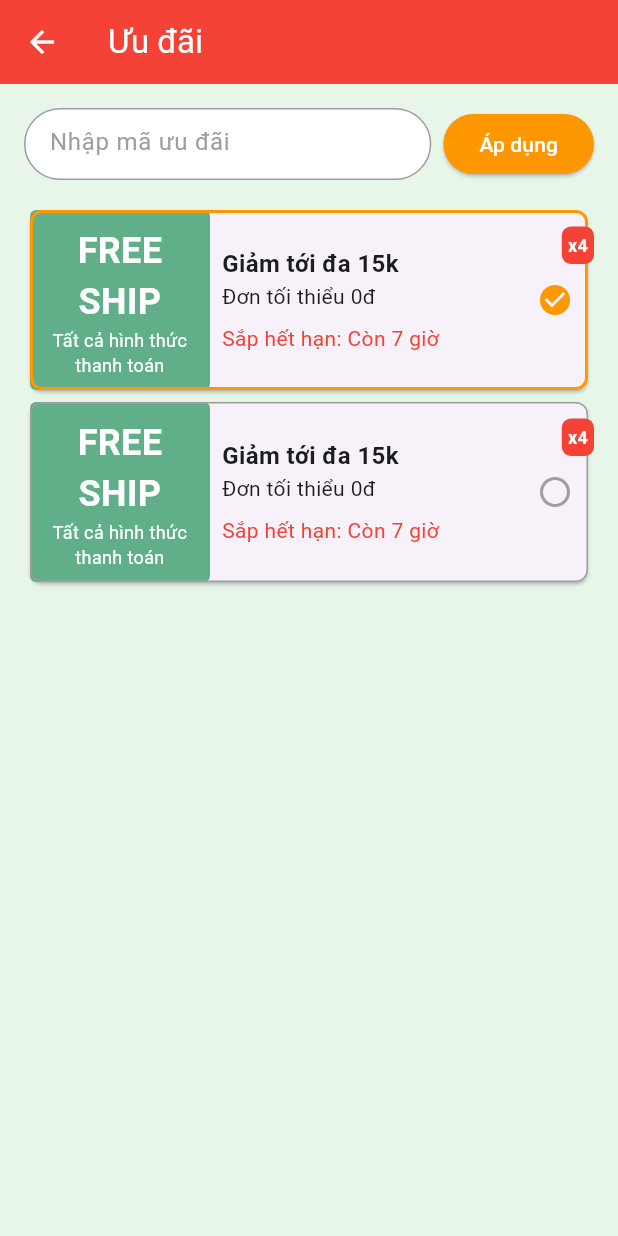
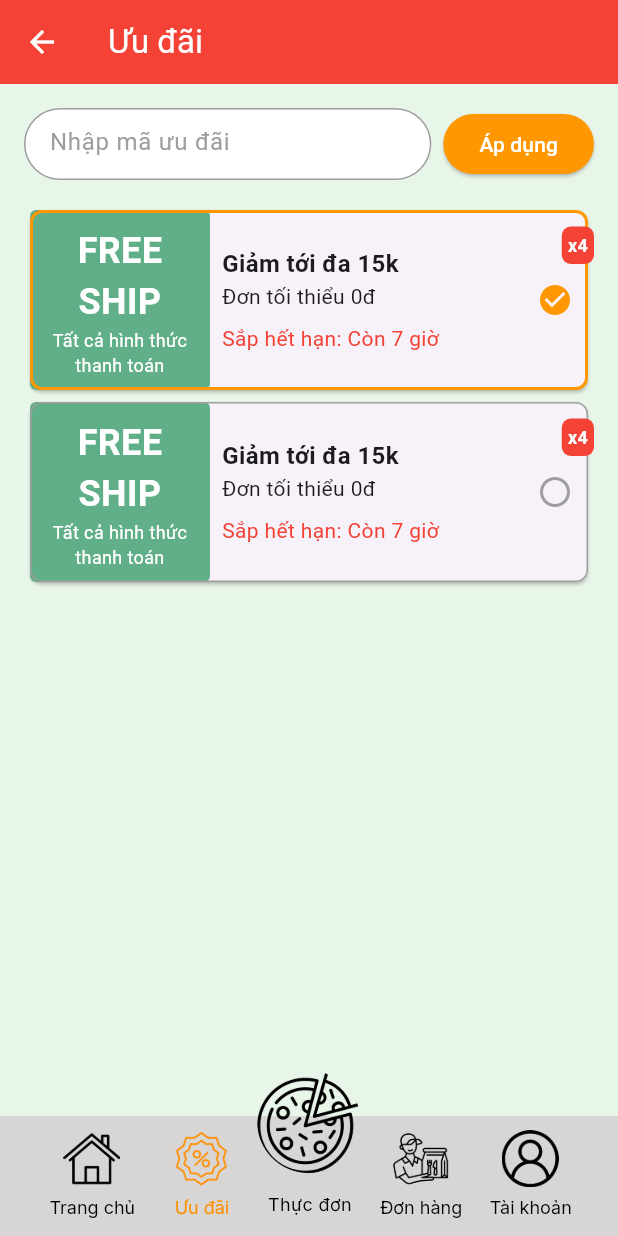
Before and after one commit to Quan04103/pizzaorder, a Flutter app: the VoucherPage screen opened directly, on a phone screen of 412 x 824 dp. Run offline on Flutter 3.47's test engine with Material 3 defaults, Android fonts, the phone set to English and light mode, and no system bars; our stand-ins replace bloc, carousel_slider, equatable, flutter_bloc, flutter_dotenv, go_router and 3 more; accounts and stored records are empty.

Commit message:
ButtomNavigationBar

```diff
--- /dev/null
+++ b/client/pizzaorder/lib/components/BottomNavigationBar.dart
@@ -0,0 +1,220 @@
+import 'package:flutter/material.dart';
+import 'package:go_router/go_router.dart';
+import 'package:google_fonts/google_fonts.dart';
+import 'package:shared_preferences/shared_preferences.dart';
+
+class CustomBottomNavigationBar extends StatefulWidget {
+  final Function(int) onItemTapped1;
+  final int selectedIndex1;
+
+  CustomBottomNavigationBar({
+    required this.onItemTapped1,
+    required this.selectedIndex1,
+  });
+
+  @override
+  _CustomBottomNavigationBarState createState() =>
+      _CustomBottomNavigationBarState();
+}
+
+void _onPressBack(BuildContext context) {
+  final router = GoRouter.of(context);
+  router.go('/home');
+}
+
+void _discounts(BuildContext context) {
+  final router = GoRouter.of(context);
+  router.go('/discounts');
+}
+
+void _all(BuildContext context) {
+  final router = GoRouter.of(context);
+  router.go('/all');
+}
+
+void _cart(BuildContext context) {
+  final router = GoRouter.of(context);
+  router.go('/giohang');
+}
+
+class _CustomBottomNavigationBarState extends State<CustomBottomNavigationBar> {
+  SharedPreferences? pref;
+
+  @override
+  void initState() {
+    super.initState();
+    initSharedPref();
+  }
+
+  void initSharedPref() async {
+    pref = await SharedPreferences.getInstance();
+  }
+
+  void _onLogginButtonPressed(String token) {
+    final router = GoRouter.of(context);
+    router.go('/account', extra: token);
+  }
+
+  Widget build(BuildContext context) {
+    return BottomAppBar(
+      padding: const EdgeInsets.fromLTRB(0, 0, 0, 0),
+      child: Stack(
+        clipBehavior: Clip.none,
+        children: [
+          Container(
+            decoration: const BoxDecoration(
+              color: Color(0xFFD8D5D5),
+            ),
+            child: SizedBox(
+              width: double.infinity,
+              child: Container(
+                padding: const EdgeInsets.fromLTRB(24, 6, 22.6, 8),
+                child: Row(
+                  mainAxisAlignment: MainAxisAlignment.start,
+                  crossAxisAlignment: CrossAxisAlignment.start,
+                  children: [
+                    _buildNavItem(
+                      'assets/icons/house.png',
+                      'Trang chủ',
+                      0,
+                    ),
+                    _buildNavItem(
+                      'assets/icons/discount-label.png',
+                      'Ưu đãi',
+                      1,
+                    ),
+                    Expanded(
+                      child: GestureDetector(
+                        onTap: () {
+                          _all(context);
+                        },
+                        child: Column(
+                          mainAxisAlignment: MainAxisAlignment.center,
+                          crossAxisAlignment: CrossAxisAlignment.center,
+                          children: [
+                            Container(
+                              margin: const EdgeInsets.fromLTRB(0, 40, 0, 0),
+                              child: Text(
+                                'Thực đơn',
+                                style: GoogleFonts.getFont(
+                                  'Inter',
+                                  fontWeight: FontWeight.w400,
+                                  fontSize: 12,
+                                  color: widget.selectedIndex1 == 2
+                                      ? Colors.amber[800]
+                                      : const Color(0xFF000000),
+                                ),
+                                textAlign: TextAlign.center,
+                              ),
+                            ),
+                          ],
+                        ),
+                      ),
+                    ),
+                    _buildNavItem(
+                      'assets/icons/delivery-man.png',
+                      'Đơn hàng',
+                      3,
+                    ),
+                    _buildNavItem(
+                      'assets/icons/user.png',
+                      'Tài khoản',
+                      4,
+                    ),
+                  ],
+                ),
+              ),
+            ),
+          ),
+          Positioned(
+            top: -30,
+            left: MediaQuery.of(context).size.width / 2 - 34.5,
+            child: GestureDetector(
+              onTap: () {
+                _all(context);
+              },
+              child: AnimatedContainer(
+                duration: const Duration(milliseconds: 300),
+                decoration: BoxDecoration(
+                  image: DecorationImage(
+                    fit: BoxFit.cover,
+                    image: const AssetImage('assets/icons/pizza.png'),
+                    colorFilter: ColorFilter.mode(
+                      widget.selectedIndex1 == 2
+                          ? Colors.amber[800]!
+                          : Colors.transparent,
+                      BlendMode.srcATop,
+                    ),
+                  ),
+                  borderRadius: BorderRadius.circular(34.5),
+                ),
+                width: 69,
+                height: 68,
+              ),
+            ),
+          ),
+        ],
+      ),
+    );
+  }
+
+  Widget _buildNavItem(String asset, String label, int index) {
+    return Expanded(
+      child: GestureDetector(
+        onTap: () {
+          switch (index) {
+            case 0: // Trang chủ
+              _onPressBack(context);
+              break;
+            case 1: // Ưu đãi
+              _discounts(context);
+              break;
+            case 3: // Đơn hàng
+              _cart(context);
+              break;
+            case 4: // Tài khoản
+              final token = pref?.getString('token');
+              _onLogginButtonPressed(token ?? '');
+              break;
+            default:
+              break;
+          }
+          widget.onItemTapped1(
+              index); // Gọi hàm callback để cập nhật selectedIndex
+        },
+        child: Column(
+          mainAxisAlignment: MainAxisAlignment.center,
+          crossAxisAlignment: CrossAxisAlignment.center,
+          children: [
+            Container(
+              margin: const EdgeInsets.fromLTRB(10, 0, 8.7, 6),
+              child: Image.asset(
+                asset,
+                width: 38,
+                height: 38,
+                color:
+                    widget.selectedIndex1 == index ? Colors.amber[800] : null,
+              ),
+            ),
+            AnimatedDefaultTextStyle(
+              duration: const Duration(milliseconds: 300),
+              style: GoogleFonts.getFont(
+                'Inter',
+                fontWeight: FontWeight.w400,
+                fontSize: 12,
+                color: widget.selectedIndex1 == index
+                    ? Colors.amber[800]
+                    : const Color(0xFF000000),
+              ),
+              textAlign: TextAlign.center,
+              child: Container(
+                padding: const EdgeInsets.only(left: 2),
+                child: Text(label),
+              ),
+            ),
+          ],
+        ),
+      ),
+    );
+  }
+}
--- a/client/pizzaorder/lib/pages/access_method.dart
+++ b/client/pizzaorder/lib/pages/access_method.dart
@@ -23,6 +23,11 @@ class _AccessMethodState extends State<AccessMethod> {
     final router = GoRouter.of(context);
     router.go('/signup');
   }
+
+void _onPressBack(BuildContext context) {
+  final router = GoRouter.of(context);
+  router.go('/home');
+}
 
   //final Constants _constants = Constants();
   @override
@@ -93,6 +98,7 @@ class _AccessMethodState extends State<AccessMethod> {
                   //     context,
                   //     MaterialPageRoute(
                   //         builder: (context) => const HomePage()));
+                   _onPressBack(context);
                 },
                 child: RichText(
                   text: const TextSpan(
--- a/client/pizzaorder/lib/pages/account.dart
+++ b/client/pizzaorder/lib/pages/account.dart
@@ -24,7 +24,7 @@ class _AccountState extends State<Account> {
 
   void _onPressLogOut() {
     final router = GoRouter.of(context);
-    router.go('/homepage');
+    router.go('/home');
   }
 
   void _onPressBack(BuildContext context) {
--- a/client/pizzaorder/lib/pages/detail_Product.dart
+++ b/client/pizzaorder/lib/pages/detail_Product.dart
@@ -73,6 +73,10 @@ class _PizzaDetailsState extends State<PizzaDetails> {
       _isFavorite = !_isFavorite;
     });
   }
+  void _onPressBack(BuildContext context) {
+  final router = GoRouter.of(context);
+  router.go('/home');
+}
 
   @override
   Widget build(BuildContext context) {
@@ -106,7 +110,7 @@ class _PizzaDetailsState extends State<PizzaDetails> {
       leading: _buildCircleIconButton(
         icon: Icons.arrow_back,
         onPressed: () {
-          GoRouter.of(context).go('/');
+          GoRouter.of(context).go('/home');
         },
       ),
       actions: [
--- a/client/pizzaorder/lib/pages/get_started.dart
+++ b/client/pizzaorder/lib/pages/get_started.dart
@@ -3,6 +3,7 @@ import 'package:go_router/go_router.dart';
 import 'dart:async';
 
 import 'package:pizzaorder/pages/start_order.dart'; // Import thư viện để sử dụng Timer
+import 'package:pizzaorder/pages/home_page.dart'; // Import trang chuyển đến
 
 class GetStarted extends StatefulWidget {
   const GetStarted({super.key});
--- a/client/pizzaorder/lib/pages/home_page.dart
+++ b/client/pizzaorder/lib/pages/home_page.dart
@@ -11,15 +11,24 @@ import '../pizzaorder/bloc/pizza/pizza_bloc.dart';
 import '../pizzaorder/bloc/pizza/pizza_state.dart';
 import '../pizzaorder/bloc/pizza/pizza_event.dart';
 import 'package:flutter_bloc/flutter_bloc.dart';
+import '../components/BottomNavigationBar.dart'; // Đảm bảo import đúng đường dẫn
 
 class HomePage extends StatefulWidget {
-  const HomePage({super.key});
+  const HomePage({Key? key}) : super(key: key);
 
   @override
   _HomePageState createState() => _HomePageState();
 }
 
 class _HomePageState extends State<HomePage> {
+   int _selectedIndex1 = 0;
+
+  void _onItemTapped1(int index) {
+    setState(() {
+      _selectedIndex1 = index;
+    });
+  }
+
   @override
   Widget build(BuildContext context) {
     return MaterialApp(
@@ -104,13 +113,18 @@ class _HomePageState extends State<HomePage> {
             ],
           ),
         ),
+        bottomNavigationBar: CustomBottomNavigationBar(
+          selectedIndex1: _selectedIndex1,
+          onItemTapped1: _onItemTapped1,
+        ),
       ),
     );
   }
 }
 
 class ProductsCarousel extends StatefulWidget {
-  const ProductsCarousel({super.key});
+  const ProductsCarousel({Key? key}) : super(key: key);
+
   @override
   _ProductsCarouselState createState() => _ProductsCarouselState();
 }
--- a/client/pizzaorder/lib/pages/voucher_page.dart
+++ b/client/pizzaorder/lib/pages/voucher_page.dart
@@ -1,4 +1,6 @@
 import 'package:flutter/material.dart';
+import 'package:go_router/go_router.dart';
+import '../components/BottomNavigationBar.dart'; // Adjust the import path if necessary
 
 class VoucherPage extends StatefulWidget {
   const VoucherPage({super.key});
@@ -7,8 +9,20 @@ class VoucherPage extends StatefulWidget {
   _VoucherPageState createState() => _VoucherPageState();
 }
 
+void _onPressBack(BuildContext context) {
+  final router = GoRouter.of(context);
+  router.go('/home');
+}
+
 class _VoucherPageState extends State<VoucherPage> {
   int _selectedIndex = 0;
+  int _selectedIndex1 = 1;
+
+  void _onItemTapped1(int index) {
+    setState(() {
+      _selectedIndex1 = index;
+    });
+  }
 
   @override
   Widget build(BuildContext context) {
@@ -18,7 +32,7 @@ class _VoucherPageState extends State<VoucherPage> {
         leading: IconButton(
           icon: const Icon(Icons.arrow_back, color: Colors.white),
           onPressed: () {
-            // Handle back action
+            _onPressBack(context); // Handle back action
           },
         ),
         title: const Text(
@@ -89,6 +103,10 @@ class _VoucherPageState extends State<VoucherPage> {
           ],
         ),
       ),
+      bottomNavigationBar: CustomBottomNavigationBar(
+        selectedIndex1: _selectedIndex1,
+        onItemTapped1: _onItemTapped1,
+      ),
     );
   }
 
@@ -119,8 +137,7 @@ class _VoucherPageState extends State<VoucherPage> {
                       Row(
                         children: [
                           Container(
-                            width:
-                                120, // Adjust the size to fit 1/3 of the area
+                            width: 120,
                             height: 120,
                             decoration: BoxDecoration(
                               color: const Color(0xFF61AF89),
--- a/client/pizzaorder/pubspec.yaml
+++ b/client/pizzaorder/pubspec.yaml
@@ -53,6 +53,7 @@ dependencies:
   google_sign_in: ^6.2.1
   jwt_decoder: ^2.0.1
   shared_preferences: ^2.2.3
+  google_fonts: ^6.2.1
 
 dev_dependencies:
   test: any
```
Also changed, not shown: client/pizzaorder/lib/app_router.dart (+16 -0 lines), client/pizzaorder/lib/pages/all_product_page.dart (+29 -19 lines), client/pizzaorder/lib/pages/giohang.dart (+242 -65 lines), client/pizzaorder/pubspec.lock.
